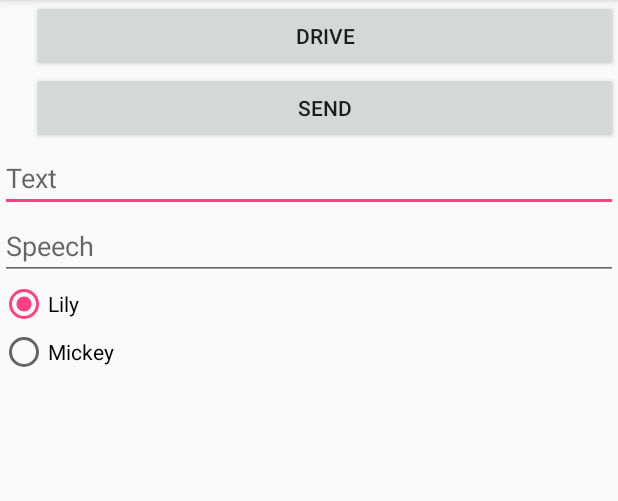
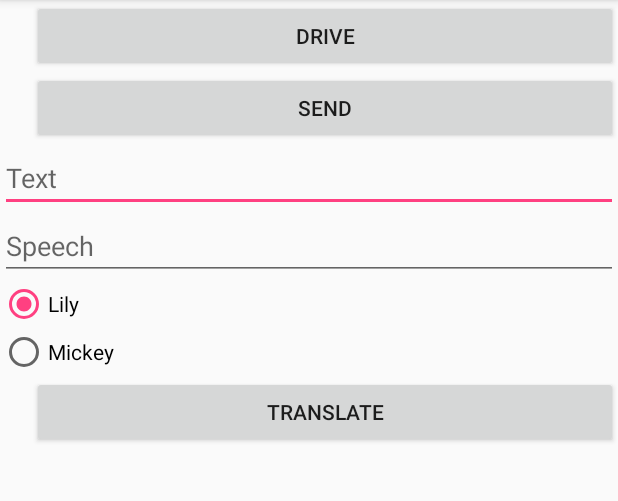
Before and after one commit to AGKhalil/Cellphone_Robot, an Android app: the screen it shows after launch (CentralHub), on a phone screen of 412 x 824 dp, the part 84-585 px from its top. Run offline under Robolectric (Android 15) with nearby library versions, the phone set to English and light mode, and no system bars; libraries missing offline, so code that uses them is left out: io.github.firemaples.detect, io.github.firemaples.language, io.github.firemaples.sentence, io.github.firemaples.speak, io.github.firemaples.translate; 4 statements that could not run were skipped.

Commit message:
Add TextProcess Class for speaking, identifying language,  translating, and parsing

```diff
--- a/app/build.gradle
+++ b/app/build.gradle
@@ -40,6 +40,7 @@ dependencies {
     androidTestCompile('com.android.support.test.espresso:espresso-core:2.2.2', {
         exclude group: 'com.android.support', module: 'support-annotations'
     })
+    compile 'io.github.firemaples:microsoft-translator-java-api:0.8.5'
     compile 'com.android.support:appcompat-v7:25.3.1'
     compile 'com.android.support.constraint:constraint-layout:1.0.0-beta5'
     compile 'com.google.android.gms:play-services-location:10.2.1'
--- a/app/src/debug/res/values/google_maps_api.xml
+++ b/app/src/debug/res/values/google_maps_api.xml
@@ -23,4 +23,7 @@
     <string name="google_maps_key" templateMergeStrategy="preserve" translatable="false">
         AIzaSyCQfcnzLeRT59tZ53LBn50XuHBJ6v7hz1c
     </string>
+    <string name="microsoft_translate_key" templateMergeStrategy="preserve" translatable="false">
+        6468845d206f46cc9eb18376656a9ab5
+    </string>
 </resources>
--- a/app/src/main/AndroidManifest.xml
+++ b/app/src/main/AndroidManifest.xml
@@ -72,6 +72,10 @@
             android:name="com.google.android.geo.API_KEY"
             android:value="@string/google_maps_key" />
 
+        <meta-data
+            android:name="microsoft_translate_key"
+            android:value="@string/microsoft_translate_key" />
+
         <receiver
             android:name=".SMSComIn"
             android:enabled="true"
--- a/app/src/main/java/com/example/khalil/myrobot/CentralHub.kt
+++ b/app/src/main/java/com/example/khalil/myrobot/CentralHub.kt
@@ -13,6 +13,7 @@ import android.content.Context
 import android.content.Intent
 import android.content.IntentFilter
 import android.content.pm.PackageManager
+import android.os.AsyncTask
 import android.os.Bundle
 import android.support.v4.app.ActivityCompat
 import android.support.v4.content.LocalBroadcastManager
@@ -21,6 +22,7 @@ import android.util.Log
 import android.view.View
 import android.widget.RadioButton
 import android.widget.Toast
+import io.github.firemaples.language.Language
 import kotlinx.android.synthetic.main.activity_hub.*
 
 class CentralHub : AppCompatActivity() {
@@ -37,6 +39,8 @@ class CentralHub : AppCompatActivity() {
     var myIdentifier = Commands.LILY
     var selectid:Int = 0
     var radioButton:RadioButton ?= null
+    var translate_key = ""
+    var textprocess: TextProcess? = null
     /**
      * Start of Testing Methods *****************************************
      */
@@ -70,6 +74,18 @@ class CentralHub : AppCompatActivity() {
         startService(i)
     }
 
+    fun mocktranslate(view: View){
+
+        AsyncTask.execute {
+            val test_string = "Here, parameters fName and personAge inside the parenthesis accepts values Joe and 25 respectively when person1 object is created. However, fName and personAge are used without using var or val, and are not properties of the Person class."
+            val response = textprocess!!.translate(test_string,Language.ENGLISH,Language.CHINESE_SIMPLIFIED)
+//            val language = textprocess.speak(test_string,SpokenDialect.ENGLISH_UNITED_STATES)
+//            val language = textprocess.break_sentence(test_string, Language.ENGLISH)
+//            Log.d("Translate",language.name)
+        }
+
+    }
+
     /**
      * End of Testing Methods *******************************************
      */
@@ -83,6 +99,11 @@ class CentralHub : AppCompatActivity() {
         setContentView(R.layout.activity_hub) // Sets the XML view file that appears to the user.
         robotDriverIntent = Intent(this, RobotDriver::class.java) // Associates mIntent with
         robotManipulatorIntent = Intent(this, RobotManipulator::class.java) // Associates mIntent with
+        val ai = packageManager.getApplicationInfo(packageName, PackageManager.GET_META_DATA)
+        val bundle = ai.metaData
+        translate_key = bundle.getString("microsoft_translate_key")
+//        Log.d(TAG,"Get microsoftkey"+translate_key)
+        textprocess = TextProcess(translate_key)
         // RobotManipulator.
 
         // This IF block insures all permissions are granted.
@@ -194,6 +215,8 @@ class CentralHub : AppCompatActivity() {
     }
 
 
+
+
     companion object {
         val TAG = CentralHub::class.java.getName()
     }
--- a/app/src/main/java/com/example/khalil/myrobot/Commands.java
+++ b/app/src/main/java/com/example/khalil/myrobot/Commands.java
@@ -61,4 +61,5 @@ class Commands {
 
     /** RobotDriver to NavigationService intent pointers **/
     static final String DRIVER_TO_NAVIGATION_MESSAGE = "message";
+
 }
--- a/app/src/main/java/com/example/khalil/myrobot/IOIOClass.java
+++ b/app/src/main/java/com/example/khalil/myrobot/IOIOClass.java
@@ -297,4 +297,6 @@ class IOIOClass extends BaseIOIOLooper implements IOIOLooperProvider {
     IOIOAndroidApplicationHelper getIOIOAndroidApplicationHelper() {
         return helper;
     }
+
+
 }
--- a/app/src/main/res/layout/activity_hub.xml
+++ b/app/src/main/res/layout/activity_hub.xml
@@ -61,4 +61,12 @@
 
     </RadioGroup>
 
+    <Button
+        android:id="@+id/BTN_translate"
+        android:layout_width="match_parent"
+        android:layout_height="wrap_content"
+        android:layout_marginLeft="21dp"
+        android:layout_marginStart="21dp"
+        android:onClick="mocktranslate"
+        android:text="translate" />
 </LinearLayout>
```
Also changed, not shown: app/src/main/java/com/example/khalil/myrobot/RobotManipulator.java (+12 -5 lines), app/src/main/java/com/example/khalil/myrobot/TextProcess.kt (added, +63 -0 lines), 36 other files.
